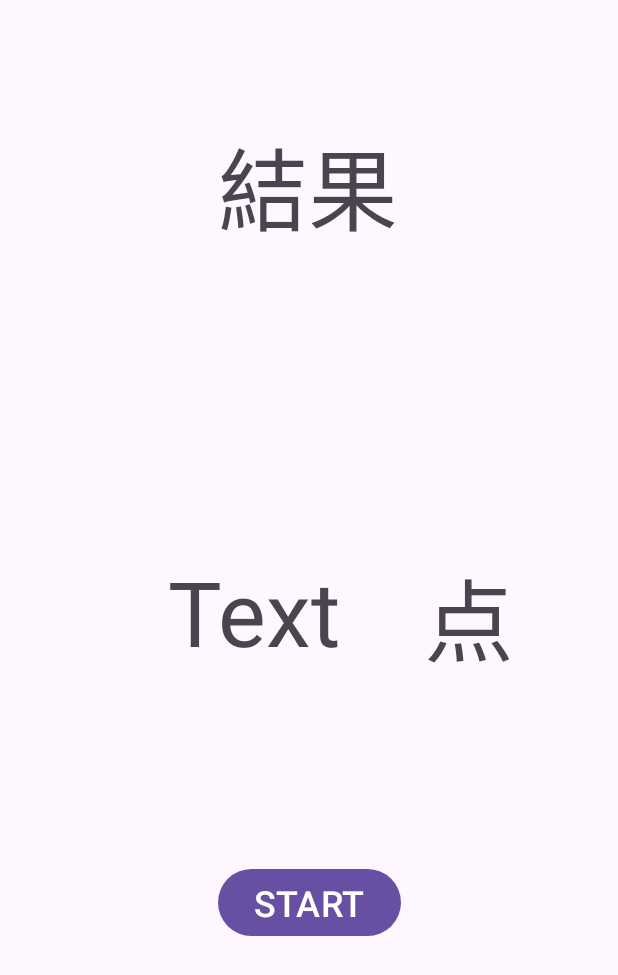
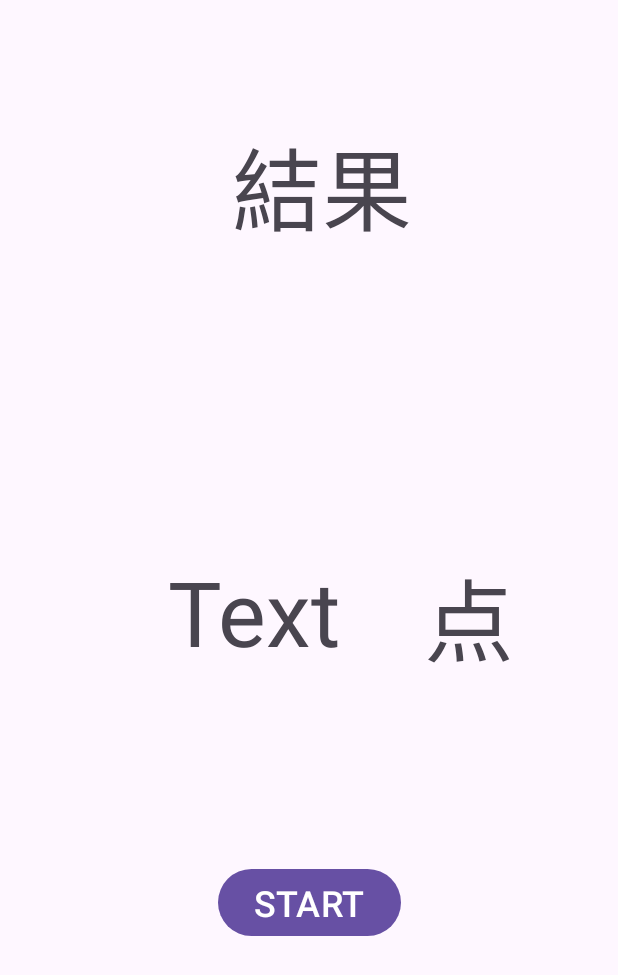
Before and after one commit to konan-pbl-2023/Kanji-quiz, an Android app: the layout activity_result.xml on its own in the app's theme, with its tools: preview values and no code run, on a phone screen of 412 x 824 dp. Shown: the top 975 px of the screen. Run offline under Robolectric (Android 15) with nearby library versions, the phone set to English and light mode, and no system bars.

Commit message:
結果画面を作りました

```diff
--- a/app/src/main/res/layout/activity_result.xml
+++ b/app/src/main/res/layout/activity_result.xml
@@ -14,7 +14,7 @@
         android:textSize="60sp"
         app:layout_constraintBottom_toBottomOf="parent"
         app:layout_constraintEnd_toEndOf="parent"
-        app:layout_constraintHorizontal_bias="0.498"
+        app:layout_constraintHorizontal_bias="0.529"
         app:layout_constraintStart_toStartOf="parent"
         app:layout_constraintTop_toTopOf="parent"
         app:layout_constraintVertical_bias="0.108" />
```
